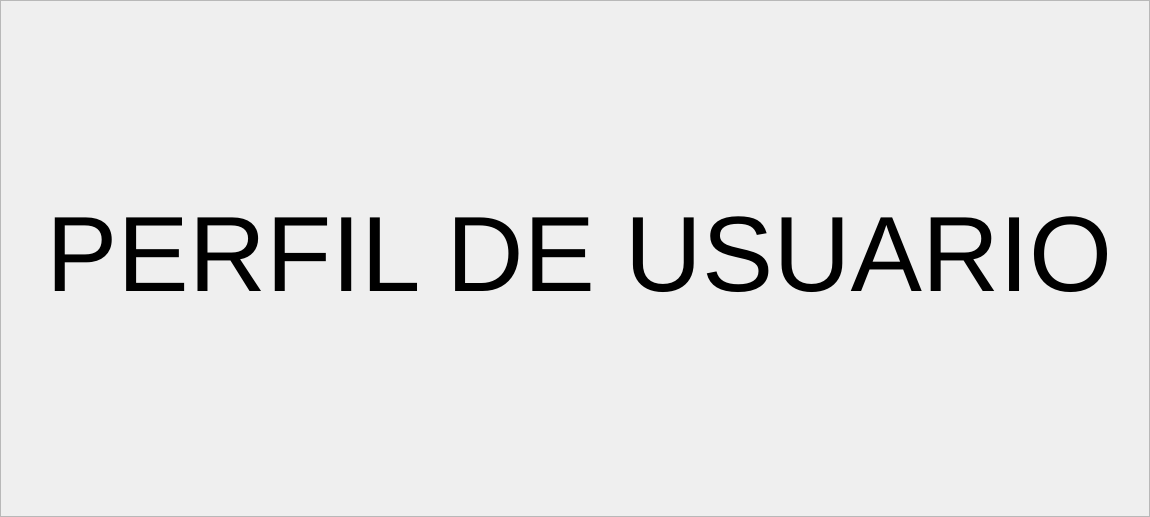
Before: the Qt Designer form DB/perfil.ui in juanMartinAlvarez/STP_DB, drawn with Qt 5.
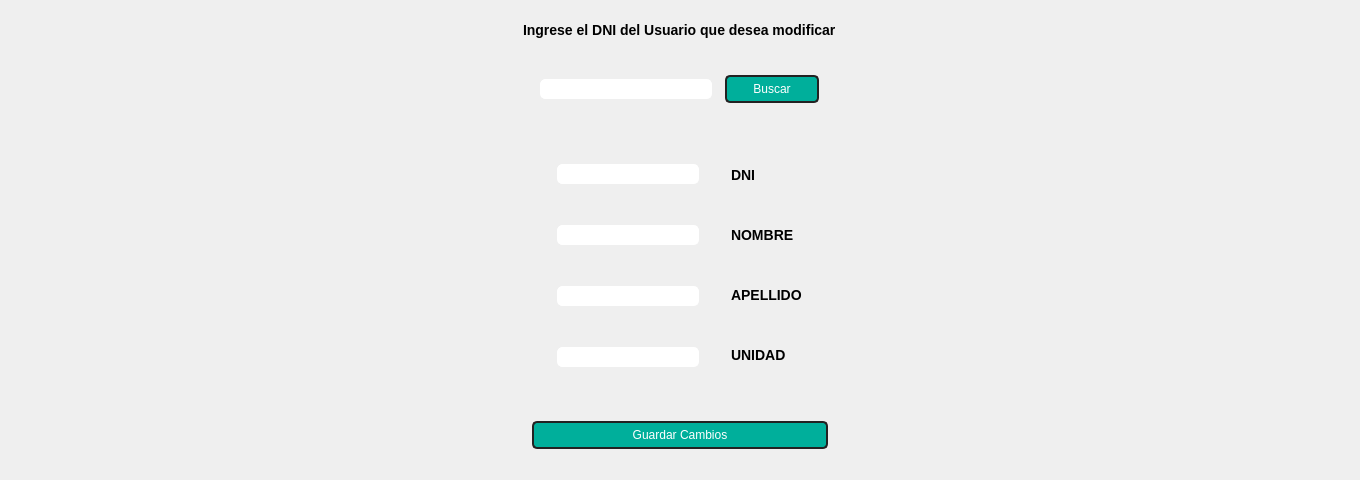
After: the same form once the commit is applied.

Commit message: update DB Ui's

What changed in the file:
```diff
--- a/DB/perfil.ui
+++ b/DB/perfil.ui
@@ -6,34 +6,123 @@
    <rect>
     <x>0</x>
     <y>0</y>
-    <width>1150</width>
-    <height>517</height>
+    <width>1360</width>
+    <height>480</height>
    </rect>
   </property>
+  <property name="sizePolicy">
+   <sizepolicy hsizetype="Preferred" vsizetype="Preferred">
+    <horstretch>0</horstretch>
+    <verstretch>0</verstretch>
+   </sizepolicy>
+  </property>
   <property name="windowTitle">
    <string>Form</string>
   </property>
+  <property name="styleSheet">
+   <string notr="true">/*background-color: rgb(0, 0, 0);*/</string>
+  </property>
   <layout class="QHBoxLayout" name="horizontalLayout">
    <property name="leftMargin">
-    <number>0</number>
+    <number>9</number>
    </property>
    <property name="topMargin">
-    <number>0</number>
+    <number>20</number>
    </property>
    <property name="rightMargin">
-    <number>0</number>
+    <number>9</number>
    </property>
    <property name="bottomMargin">
-    <number>0</number>
+    <number>20</number>
    </property>
    <item>
-    <widget class="QFrame" name="screen">
+    <spacer name="horizontalSpacer">
+     <property name="orientation">
+      <enum>Qt::Horizontal</enum>
+     </property>
+     <property name="sizeHint" stdset="0">
+      <size>
+       <width>40</width>
+       <height>20</height>
+      </size>
+     </property>
+    </spacer>
+   </item>
+   <item>
+    <widget class="QFrame" name="body">
      <property name="sizePolicy">
-      <sizepolicy hsizetype="Expanding" vsizetype="Expanding">
+      <sizepolicy hsizetype="Preferred" vsizetype="Minimum">
        <horstretch>0</horstretch>
        <verstretch>0</verstretch>
       </sizepolicy>
      </property>
+     <property name="minimumSize">
+      <size>
+       <width>0</width>
+       <height>0</height>
+      </size>
+     </property>
+     <property name="styleSheet">
+      <string notr="true">QFrame{
+	background-color: transparent;
+}
+
+QLabel{
+	background-color: transparent;
+	font: bold 14px ;
+	font color: rgb(255, 255, 255);
+}
+QLineEdit
+{
+	border-style: outset;
+	border-width: 1px;
+	border-radius: 5px;
+	border-color: rgb(255, 255, 255);
+	font: bold 14px;
+	min-width: 10em;
+}
+
+/*-QPushButton-*/
+
+QPushButton{
+	background-color: #00af9b;
+	color: #fff;
+	min-width: 80px;
+	border: 2px solid #222;
+	border-radius: 5px;
+	padding: 5px;
+}
+
+QPushButton::flat{
+	background-color: transparent;
+	border: none;
+	color: #000;
+}
+
+QPushButton::disabled{
+	background-color: #222;
+	color: #959595;
+	border-color: #000;
+}
+
+QPushButton::hover{
+	background-color:#006a9b;
+	border-color: #46a2da;
+	border-style: ridge;
+}
+
+QPushButton::pressed{
+	background-color:  #2385b4;
+	border: 1px solid #46a2da;
+}
+
+QPushButton::checked{
+	background-color:#006a9b; 
+	border-color: #46a2da;
+	border-style: ridge;
+}
+</string>
+     </property>
      <property name="frameShape">
       <enum>QFrame::StyledPanel</enum>
      </property>
@@ -41,27 +130,395 @@
       <enum>QFrame::Raised</enum>
      </property>
      <layout class="QVBoxLayout" name="verticalLayout">
+      <property name="spacing">
+       <number>0</number>
+      </property>
+      <property name="leftMargin">
+       <number>0</number>
+      </property>
       <property name="topMargin">
        <number>0</number>
       </property>
       <property name="rightMargin">
        <number>0</number>
       </property>
+      <property name="bottomMargin">
+       <number>0</number>
+      </property>
+      <item>
+       <widget class="QFrame" name="searchMenu">
+        <property name="minimumSize">
+         <size>
+          <width>0</width>
+          <height>100</height>
+         </size>
+        </property>
+        <property name="frameShape">
+         <enum>QFrame::StyledPanel</enum>
+        </property>
+        <property name="frameShadow">
+         <enum>QFrame::Raised</enum>
+        </property>
+        <layout class="QVBoxLayout" name="verticalLayout_2">
+         <property name="spacing">
+          <number>20</number>
+         </property>
+         <property name="leftMargin">
+          <number>0</number>
+         </property>
+         <property name="topMargin">
+          <number>0</number>
+         </property>
+         <property name="rightMargin">
+          <number>0</number>
+         </property>
+         <property name="bottomMargin">
+          <number>0</number>
+         </property>
+         <item>
+          <widget class="QLabel" name="lbl_search">
+           <property name="sizePolicy">
+            <sizepolicy hsizetype="Fixed" vsizetype="Fixed">
+             <horstretch>0</horstretch>
+             <verstretch>0</verstretch>
+            </sizepolicy>
+           </property>
+           <property name="text">
+            <string>Ingrese el DNI del Usuario que desea modificar</string>
+           </property>
+          </widget>
+         </item>
+         <item>
+          <widget class="QFrame" name="frame_2">
+           <property name="frameShape">
+            <enum>QFrame::StyledPanel</enum>
+           </property>
+           <property name="frameShadow">
+            <enum>QFrame::Raised</enum>
+           </property>
+           <layout class="QHBoxLayout" name="horizontalLayout_3">
+            <item>
+             <widget class="QLineEdit" name="qle_search">
+              <property name="sizePolicy">
+               <sizepolicy hsizetype="Fixed" vsizetype="Fixed">
+                <horstretch>0</horstretch>
+                <verstretch>0</verstretch>
+               </sizepolicy>
+              </property>
+              <property name="minimumSize">
+               <size>
+                <width>172</width>
+                <height>0</height>
+               </size>
+              </property>
+              <property name="alignment">
+               <set>Qt::AlignCenter</set>
+              </property>
+              <property name="clearButtonEnabled">
+               <bool>true</bool>
+              </property>
+             </widget>
+            </item>
+            <item>
+             <widget class="QPushButton" name="btn_buscar">
+              <property name="sizePolicy">
+               <sizepolicy hsizetype="Fixed" vsizetype="Fixed">
+                <horstretch>0</horstretch>
+                <verstretch>0</verstretch>
+               </sizepolicy>
+              </property>
+              <property name="text">
+               <string>Buscar</string>
+              </property>
+             </widget>
+            </item>
+           </layout>
+          </widget>
+         </item>
+        </layout>
+       </widget>
+      </item>
       <item alignment="Qt::AlignHCenter">
-       <widget class="QLabel" name="label">
-        <property name="font">
-         <font>
-          <pointsize>80</pointsize>
-         </font>
+       <widget class="QFrame" name="frame">
+        <property name="minimumSize">
+         <size>
+          <width>0</width>
+          <height>100</height>
+         </size>
         </property>
-        <property name="text">
-         <string>PERFIL DE USUARIO</string>
+        <property name="frameShape">
+         <enum>QFrame::StyledPanel</enum>
         </property>
+        <property name="frameShadow">
+         <enum>QFrame::Raised</enum>
+        </property>
+        <layout class="QHBoxLayout" name="horizontalLayout_2">
+         <property name="spacing">
+          <number>30</number>
+         </property>
+         <property name="leftMargin">
+          <number>10</number>
+         </property>
+         <property name="topMargin">
+          <number>0</number>
+         </property>
+         <property name="rightMargin">
+          <number>10</number>
+         </property>
+         <property name="bottomMargin">
+          <number>0</number>
+         </property>
+         <item>
+          <widget class="QFrame" name="qLineMenu">
+           <property name="sizePolicy">
+            <sizepolicy hsizetype="Preferred" vsizetype="Expanding">
+             <horstretch>0</horstretch>
+             <verstretch>0</verstretch>
+            </sizepolicy>
+           </property>
+           <property name="styleSheet">
+            <string notr="true"/>
+           </property>
+           <property name="frameShape">
+            <enum>QFrame::StyledPanel</enum>
+           </property>
+           <property name="frameShadow">
+            <enum>QFrame::Raised</enum>
+           </property>
+           <layout class="QVBoxLayout" name="verticalLayout_3">
+            <property name="spacing">
+             <number>0</number>
+            </property>
+            <property name="leftMargin">
+             <number>0</number>
+            </property>
+            <property name="topMargin">
+             <number>0</number>
+            </property>
+            <property name="rightMargin">
+             <number>0</number>
+            </property>
+            <property name="bottomMargin">
+             <number>0</number>
+            </property>
+            <item>
+             <widget class="QLineEdit" name="qle_DNI">
+              <property name="sizePolicy">
+               <sizepolicy hsizetype="Fixed" vsizetype="Fixed">
+                <horstretch>0</horstretch>
+                <verstretch>0</verstretch>
+               </sizepolicy>
+              </property>
+              <property name="styleSheet">
+               <string notr="true"/>
+              </property>
+              <property name="alignment">
+               <set>Qt::AlignCenter</set>
+              </property>
+             </widget>
+            </item>
+            <item>
+             <widget class="QLineEdit" name="qle_nombre">
+              <property name="sizePolicy">
+               <sizepolicy hsizetype="Fixed" vsizetype="Fixed">
+                <horstretch>0</horstretch>
+                <verstretch>0</verstretch>
+               </sizepolicy>
+              </property>
+              <property name="styleSheet">
+               <string notr="true"/>
+              </property>
+              <property name="alignment">
+               <set>Qt::AlignCenter</set>
+              </property>
+             </widget>
+            </item>
+            <item>
+             <widget class="QLineEdit" name="qle_apellido">
+              <property name="sizePolicy">
+               <sizepolicy hsizetype="Fixed" vsizetype="Fixed">
+                <horstretch>0</horstretch>
+                <verstretch>0</verstretch>
+               </sizepolicy>
+              </property>
+              <property name="styleSheet">
+               <string notr="true"/>
+              </property>
+              <property name="alignment">
+               <set>Qt::AlignCenter</set>
+              </property>
+             </widget>
+            </item>
+            <item>
+             <widget class="QLineEdit" name="qle_unidad">
+              <property name="sizePolicy">
+               <sizepolicy hsizetype="Fixed" vsizetype="Fixed">
+                <horstretch>0</horstretch>
+                <verstretch>0</verstretch>
+               </sizepolicy>
+              </property>
+              <property name="styleSheet">
+               <string notr="true"/>
+              </property>
+              <property name="alignment">
+               <set>Qt::AlignCenter</set>
+              </property>
+             </widget>
+            </item>
+           </layout>
+          </widget>
+         </item>
+         <item>
+          <widget class="QFrame" name="labelsMenu">
+           <property name="sizePolicy">
+            <sizepolicy hsizetype="Preferred" vsizetype="Expanding">
+             <horstretch>0</horstretch>
+             <verstretch>0</verstretch>
+            </sizepolicy>
+           </property>
+           <property name="styleSheet">
+            <string notr="true"/>
+           </property>
+           <property name="frameShape">
+            <enum>QFrame::StyledPanel</enum>
+           </property>
+           <property name="frameShadow">
+            <enum>QFrame::Raised</enum>
+           </property>
+           <layout class="QVBoxLayout" name="verticalLayout_4">
+            <property name="spacing">
+             <number>0</number>
+            </property>
+            <property name="leftMargin">
+             <number>0</number>
+            </property>
+            <property name="topMargin">
+             <number>0</number>
+            </property>
+            <property name="rightMargin">
+             <number>0</number>
+            </property>
+            <property name="bottomMargin">
+             <number>0</number>
+            </property>
+            <item>
+             <widget class="QLabel" name="lbl_DNI">
+              <property name="sizePolicy">
+               <sizepolicy hsizetype="Preferred" vsizetype="Fixed">
+                <horstretch>0</horstretch>
+                <verstretch>0</verstretch>
+               </sizepolicy>
+              </property>
+              <property name="text">
+               <string>DNI</string>
+              </property>
+             </widget>
+            </item>
+            <item>
+             <widget class="QLabel" name="lbl_Nombre">
+              <property name="sizePolicy">
+               <sizepolicy hsizetype="Preferred" vsizetype="Fixed">
+                <horstretch>0</horstretch>
+                <verstretch>0</verstretch>
+               </sizepolicy>
+              </property>
+              <property name="text">
+               <string>NOMBRE</string>
+              </property>
+             </widget>
+            </item>
+            <item>
+             <widget class="QLabel" name="lbl_Apellido">
+              <property name="sizePolicy">
+               <sizepolicy hsizetype="Preferred" vsizetype="Fixed">
+                <horstretch>0</horstretch>
+                <verstretch>0</verstretch>
+               </sizepolicy>
+              </property>
+              <property name="text">
+               <string>APELLIDO</string>
+              </property>
+             </widget>
+            </item>
+            <item>
+             <widget class="QLabel" name="lbl_Unidad">
+              <property name="sizePolicy">
+               <sizepolicy hsizetype="Preferred" vsizetype="Fixed">
+                <horstretch>0</horstretch>
+                <verstretch>0</verstretch>
+               </sizepolicy>
+              </property>
+              <property name="text">
+               <string>UNIDAD</string>
+              </property>
+             </widget>
+            </item>
+           </layout>
+           <zorder>lbl_Unidad</zorder>
+           <zorder>lbl_Nombre</zorder>
+           <zorder>lbl_Apellido</zorder>
+           <zorder>lbl_DNI</zorder>
+          </widget>
+         </item>
+        </layout>
+       </widget>
+      </item>
+      <item>
+       <widget class="QFrame" name="frame_3">
+        <property name="frameShape">
+         <enum>QFrame::StyledPanel</enum>
+        </property>
+        <property name="frameShadow">
+         <enum>QFrame::Raised</enum>
+        </property>
+        <layout class="QHBoxLayout" name="horizontalLayout_4">
+         <item>
+          <widget class="QPushButton" name="btn_guardar">
+           <property name="sizePolicy">
+            <sizepolicy hsizetype="Preferred" vsizetype="Preferred">
+             <horstretch>0</horstretch>
+             <verstretch>0</verstretch>
+            </sizepolicy>
+           </property>
+           <property name="minimumSize">
+            <size>
+             <width>94</width>
+             <height>0</height>
+            </size>
+           </property>
+           <property name="maximumSize">
+            <size>
+             <width>100000</width>
+             <height>16777215</height>
+            </size>
+           </property>
+           <property name="styleSheet">
+            <string notr="true"/>
+           </property>
+           <property name="text">
+            <string>Guardar Cambios</string>
+           </property>
+          </widget>
+         </item>
+        </layout>
        </widget>
       </item>
      </layout>
     </widget>
    </item>
+   <item>
+    <spacer name="horizontalSpacer_2">
+     <property name="orientation">
+      <enum>Qt::Horizontal</enum>
+     </property>
+     <property name="sizeHint" stdset="0">
+      <size>
+       <width>40</width>
+       <height>20</height>
+      </size>
+     </property>
+    </spacer>
+   </item>
   </layout>
  </widget>
  <resources>
```
Left out of the diff: 4 changed lines with no effect on the pictures. The commit also changes 5 other files.
